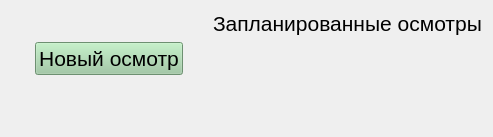
Old version of the form vet/vetclient/src/ui/main_tab_widget.ui in the repository Painted-Black/BMSTU-DB-CourseWork.
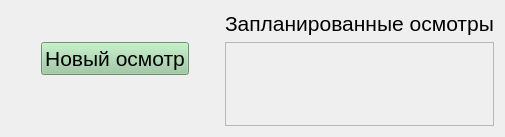
New version of the form. Icons and pictures are not drawn.

```diff
--- a/vet/vetclient/src/ui/main_tab_widget.ui
+++ b/vet/vetclient/src/ui/main_tab_widget.ui
@@ -6,7 +6,7 @@
    <rect>
     <x>0</x>
     <y>0</y>
-    <width>493</width>
+    <width>505</width>
     <height>137</height>
    </rect>
   </property>
@@ -32,9 +32,6 @@
      </property>
     </widget>
    </item>
-   <item row="1" column="3">
-    <widget class="QWidget" name="widget" native="true"/>
-   </item>
    <item row="0" column="3">
     <widget class="QLabel" name="plans_label">
      <property name="font">
@@ -540,6 +537,23 @@
      </property>
     </spacer>
    </item>
+   <item row="1" column="3" rowspan="2">
+    <widget class="QScrollArea" name="scrollArea">
+     <property name="widgetResizable">
+      <bool>true</bool>
+     </property>
+     <widget class="QWidget" name="scrollAreaWidgetContents">
+      <property name="geometry">
+       <rect>
+        <x>0</x>
+        <y>0</y>
+        <width>302</width>
+        <height>68</height>
+       </rect>
+      </property>
+     </widget>
+    </widget>
+   </item>
   </layout>
  </widget>
  <resources>
```
